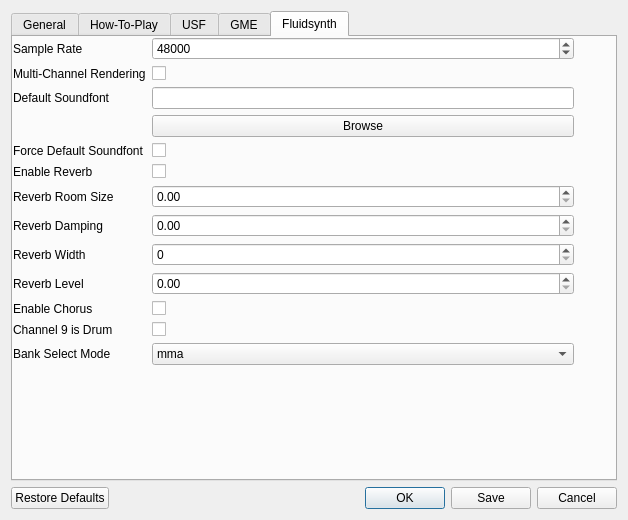
Above: gui/configdialog.ui from derselbst/ANMP before the change. Below: the same form after it.
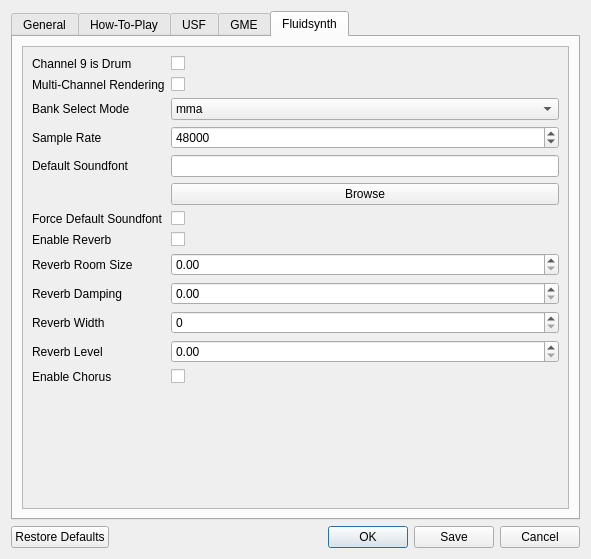
That is the form after the change. The open tabs and pages were chosen to show the change.

Commit message: add scrollviewer to config dialog

What changed in the file:
```diff
--- a/gui/configdialog.ui
+++ b/gui/configdialog.ui
@@ -6,8 +6,8 @@
    <rect>
     <x>0</x>
     <y>0</y>
-    <width>628</width>
-    <height>520</height>
+    <width>591</width>
+    <height>559</height>
    </rect>
   </property>
   <property name="windowTitle">
@@ -334,15 +334,23 @@
         <attribute name="title">
          <string>Fluidsynth</string>
         </attribute>
-        <widget class="QWidget" name="formLayoutWidget_4">
+        <layout class="QVBoxLayout" name="verticalLayout_15">
+         <item>
+          <widget class="QScrollArea" name="scrollArea_5">
+           <property name="widgetResizable">
+            <bool>true</bool>
+           </property>
+           <widget class="QWidget" name="scrollAreaWidgetContents_5">
          <property name="geometry">
           <rect>
            <x>0</x>
            <y>0</y>
-           <width>561</width>
-           <height>440</height>
-          </rect>
-         </property>
+              <width>533</width>
+              <height>468</height>
+             </rect>
+            </property>
+            <layout class="QVBoxLayout" name="verticalLayout_14">
+             <item>
          <layout class="QFormLayout" name="formLayout_5">
           <property name="sizeConstraint">
            <enum>QLayout::SetMaximumSize</enum>
@@ -356,7 +364,69 @@
           <property name="formAlignment">
            <set>Qt::AlignLeading|Qt::AlignLeft|Qt::AlignTop</set>
           </property>
-          <item row="0" column="0">
+               <item row="1" column="0">
+                <widget class="QLabel" name="label_25">
+                 <property name="text">
+                  <string>Channel 9 is Drum</string>
+                 </property>
+                </widget>
+               </item>
+               <item row="1" column="1">
+                <widget class="QCheckBox" name="checkChan9Drum">
+                 <property name="text">
+                  <string/>
+                 </property>
+                </widget>
+               </item>
+               <item row="2" column="0">
+                <widget class="QLabel" name="label_15">
+                 <property name="whatsThis">
+                  <string>&lt;html&gt;&lt;head/&gt;&lt;body&gt;&lt;p&gt;Whether each midi channel gets rendered to a distinct stereo channel. Thus enabling this option will give 16*2=32 audio channels.&lt;/p&gt;&lt;p&gt;&lt;span style=&quot; font-weight:600;&quot;&gt;Warning:&lt;/span&gt; This option is very memory hungry when having enabled the &lt;span style=&quot; font-style:italic;&quot;&gt;RenderWholeSong&lt;/span&gt; option!&lt;/p&gt;&lt;/body&gt;&lt;/html&gt;</string>
+                 </property>
+                 <property name="text">
+                  <string>Multi-Channel Rendering</string>
+                 </property>
+                </widget>
+               </item>
+               <item row="2" column="1">
+                <widget class="QCheckBox" name="checkMultiChannel">
+                 <property name="text">
+                  <string/>
+                 </property>
+                </widget>
+               </item>
+               <item row="3" column="0">
+                <widget class="QLabel" name="label_26">
+                 <property name="text">
+                  <string>Bank Select Mode</string>
+                 </property>
+                </widget>
+               </item>
+               <item row="3" column="1">
+                <widget class="QComboBox" name="comboBankSelMode">
+                 <item>
+                  <property name="text">
+                   <string notr="true">mma</string>
+                  </property>
+                 </item>
+                 <item>
+                  <property name="text">
+                   <string notr="true">gm</string>
+                  </property>
+                 </item>
+                 <item>
+                  <property name="text">
+                   <string notr="true">gs</string>
+                  </property>
+                 </item>
+                 <item>
+                  <property name="text">
+                   <string notr="true">xg</string>
+                  </property>
+                 </item>
+                </widget>
+               </item>
+               <item row="4" column="0">
            <widget class="QLabel" name="label_14">
             <property name="whatsThis">
              <string>&lt;html&gt;&lt;head/&gt;&lt;body&gt;&lt;p&gt;The samplerate at which fluidsynth shall synthesize.&lt;/p&gt;&lt;p&gt;Range: [8000;96000]&lt;/p&gt;&lt;/body&gt;&lt;/html&gt;</string>
@@ -366,7 +436,7 @@
             </property>
            </widget>
           </item>
-          <item row="0" column="1">
+               <item row="4" column="1">
            <widget class="QSpinBox" name="spinFluidSampleRate">
             <property name="minimum">
              <number>8000</number>
@@ -379,24 +449,7 @@
             </property>
            </widget>
           </item>
-          <item row="1" column="0">
-           <widget class="QLabel" name="label_15">
-            <property name="whatsThis">
-             <string>&lt;html&gt;&lt;head/&gt;&lt;body&gt;&lt;p&gt;Whether each midi channel gets rendered to a distinct stereo channel. Thus enabling this option will give 16*2=32 audio channels.&lt;/p&gt;&lt;p&gt;&lt;span style=&quot; font-weight:600;&quot;&gt;Warning:&lt;/span&gt; This option is very memory hungry when having enabled the &lt;span style=&quot; font-style:italic;&quot;&gt;RenderWholeSong&lt;/span&gt; option!&lt;/p&gt;&lt;/body&gt;&lt;/html&gt;</string>
-            </property>
-            <property name="text">
-             <string>Multi-Channel Rendering</string>
-            </property>
-           </widget>
-          </item>
-          <item row="1" column="1">
-           <widget class="QCheckBox" name="checkMultiChannel">
-            <property name="text">
-             <string/>
-            </property>
-           </widget>
-          </item>
-          <item row="2" column="0">
+               <item row="5" column="0">
            <widget class="QLabel" name="label_16">
             <property name="whatsThis">
              <string>&lt;html&gt;&lt;head/&gt;&lt;body&gt;&lt;p&gt;Specify the default soundfont to use, when no other suited soundfonts could be found for a MIDI file. Usually you should specify a GeneralMidi conform soundfont here.&lt;/p&gt;&lt;/body&gt;&lt;/html&gt;</string>
@@ -406,45 +459,38 @@
             </property>
            </widget>
           </item>
-          <item row="5" column="0">
-           <widget class="QLabel" name="label_23">
-            <property name="whatsThis">
-             <string>&lt;html&gt;&lt;head/&gt;&lt;body&gt;&lt;p&gt;Always use the default soundfont.&lt;/p&gt;&lt;/body&gt;&lt;/html&gt;</string>
-            </property>
-            <property name="text">
-             <string>Force Default Soundfont</string>
-            </property>
-           </widget>
-          </item>
           <item row="5" column="1">
-           <widget class="QCheckBox" name="checkForceDefaultSf">
+                <widget class="QLineEdit" name="defaultSF2Path"/>
+               </item>
+               <item row="6" column="1">
+                <widget class="QPushButton" name="browseSF2">
             <property name="text">
-             <string/>
+                  <string>Browse</string>
             </property>
            </widget>
           </item>
-          <item row="6" column="0">
+               <item row="9" column="0">
            <widget class="QLabel" name="label_17">
             <property name="text">
              <string>Enable Reverb</string>
             </property>
            </widget>
           </item>
-          <item row="6" column="1">
+               <item row="9" column="1">
            <widget class="QCheckBox" name="checkReverb">
             <property name="text">
              <string/>
             </property>
            </widget>
           </item>
-          <item row="7" column="0">
+               <item row="10" column="0">
            <widget class="QLabel" name="label_18">
             <property name="text">
              <string>Reverb Room Size</string>
             </property>
            </widget>
           </item>
-          <item row="7" column="1">
+               <item row="10" column="1">
            <widget class="QDoubleSpinBox" name="spinRoomSize">
             <property name="maximum">
              <double>1.200000000000000</double>
@@ -454,14 +500,14 @@
             </property>
            </widget>
           </item>
-          <item row="8" column="0">
+               <item row="11" column="0">
            <widget class="QLabel" name="label_19">
             <property name="text">
              <string>Reverb Damping</string>
             </property>
            </widget>
           </item>
-          <item row="8" column="1">
+               <item row="11" column="1">
            <widget class="QDoubleSpinBox" name="spinDamping">
             <property name="maximum">
              <double>1.000000000000000</double>
@@ -471,28 +517,28 @@
             </property>
            </widget>
           </item>
-          <item row="9" column="0">
+               <item row="12" column="0">
            <widget class="QLabel" name="label_20">
             <property name="text">
              <string>Reverb Width</string>
             </property>
            </widget>
           </item>
-          <item row="9" column="1">
+               <item row="12" column="1">
            <widget class="QSpinBox" name="spinWidth">
             <property name="maximum">
              <number>100</number>
             </property>
            </widget>
           </item>
-          <item row="10" column="0">
+               <item row="13" column="0">
            <widget class="QLabel" name="label_21">
             <property name="text">
              <string>Reverb Level</string>
             </property>
            </widget>
           </item>
-          <item row="10" column="1">
+               <item row="13" column="1">
            <widget class="QDoubleSpinBox" name="spinLevel">
             <property name="maximum">
              <double>1.000000000000000</double>
@@ -502,77 +548,44 @@
             </property>
            </widget>
           </item>
-          <item row="11" column="0">
+               <item row="14" column="0">
            <widget class="QLabel" name="label_22">
             <property name="text">
              <string>Enable Chorus</string>
             </property>
            </widget>
           </item>
-          <item row="11" column="1">
+               <item row="14" column="1">
            <widget class="QCheckBox" name="checkChorus">
             <property name="text">
              <string/>
             </property>
            </widget>
           </item>
-          <item row="2" column="1">
-           <widget class="QLineEdit" name="defaultSF2Path"/>
-          </item>
-          <item row="3" column="1">
-           <widget class="QPushButton" name="browseSF2">
-            <property name="text">
-             <string>Browse</string>
-            </property>
-           </widget>
-          </item>
-          <item row="12" column="0">
-           <widget class="QLabel" name="label_25">
+               <item row="8" column="0">
+                <widget class="QLabel" name="label_23">
+                 <property name="whatsThis">
+                  <string>&lt;html&gt;&lt;head/&gt;&lt;body&gt;&lt;p&gt;Always use the default soundfont.&lt;/p&gt;&lt;/body&gt;&lt;/html&gt;</string>
+                 </property>
             <property name="text">
-             <string>Channel 9 is Drum</string>
+                  <string>Force Default Soundfont</string>
             </property>
            </widget>
           </item>
-          <item row="12" column="1">
-           <widget class="QCheckBox" name="checkChan9Drum">
+               <item row="8" column="1">
+                <widget class="QCheckBox" name="checkForceDefaultSf">
             <property name="text">
              <string/>
             </property>
            </widget>
           </item>
-          <item row="13" column="0">
-           <widget class="QLabel" name="label_26">
-            <property name="text">
-             <string>Bank Select Mode</string>
-            </property>
-           </widget>
-          </item>
-          <item row="13" column="1">
-           <widget class="QComboBox" name="comboBankSelMode">
-            <item>
-             <property name="text">
-              <string notr="true">mma</string>
-             </property>
-            </item>
-            <item>
-             <property name="text">
-              <string notr="true">gm</string>
-             </property>
-            </item>
-            <item>
-             <property name="text">
-              <string notr="true">gs</string>
-             </property>
-            </item>
-            <item>
-             <property name="text">
-              <string notr="true">xg</string>
-             </property>
-            </item>
+              </layout>
+             </item>
+            </layout>
            </widget>
-          </item>
-         </layout>
-        </widget>
+          </widget>
+         </item>
+        </layout>
        </widget>
       </widget>
      </item>
```
Left out of the diff: 137 changed lines with no effect on the pictures. Lines whose indentation alone changed are shown as unchanged.
